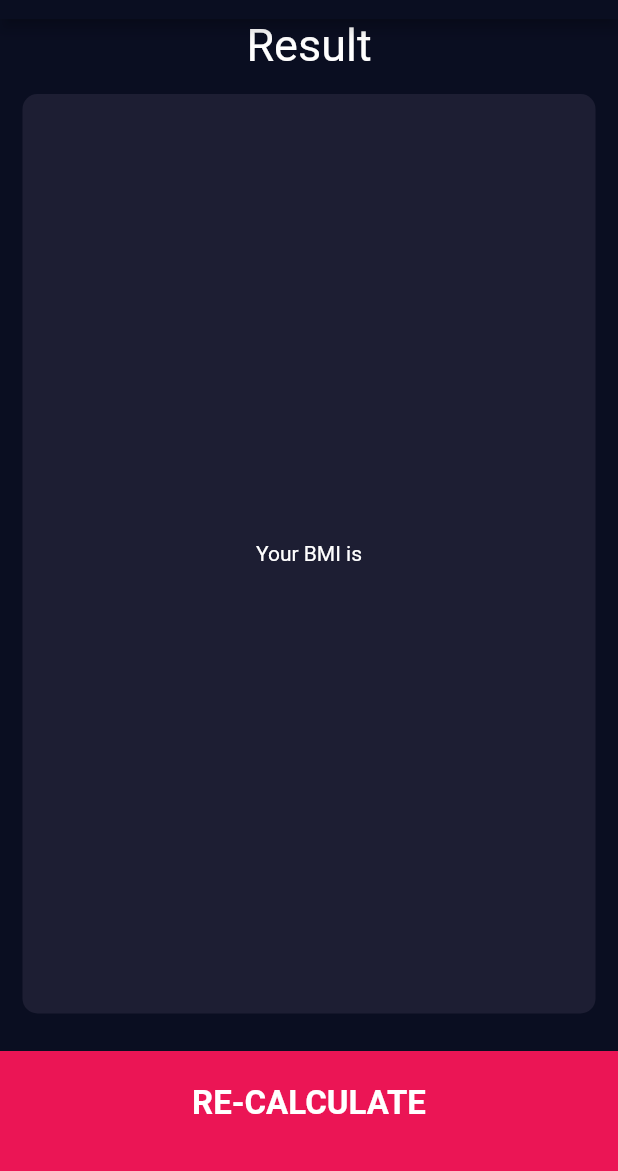
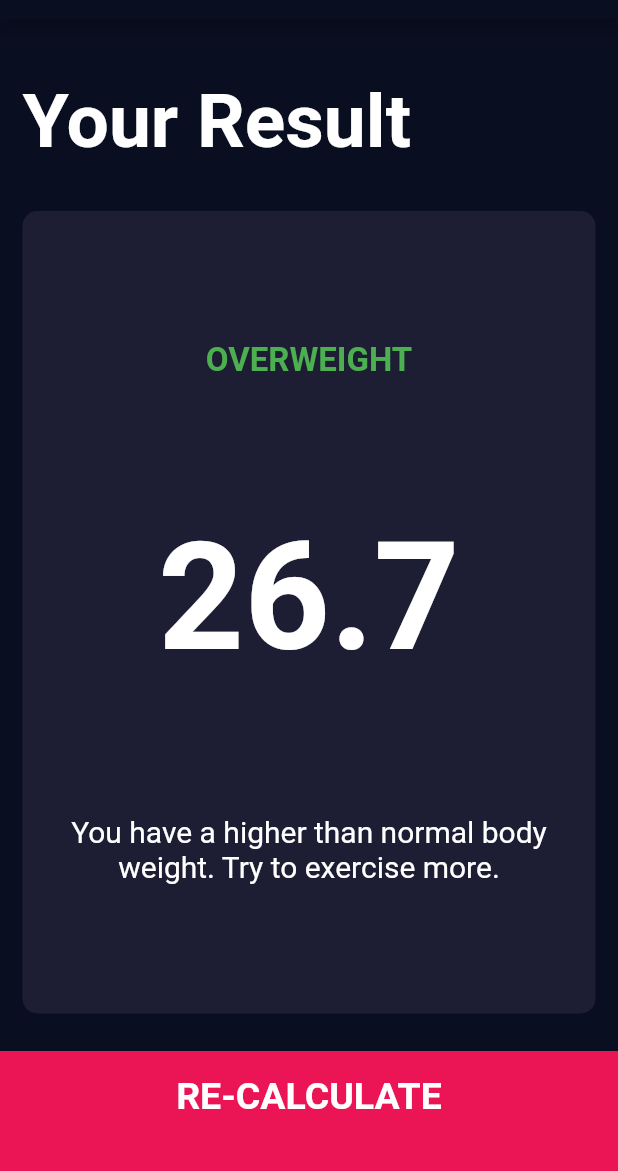
Before and after one commit to DhairyeKataria/bmi_calculator, a Flutter app: the screen it shows after launch, after a tap on "CALCULATE", on a phone screen of 412 x 824 dp, the part 65-1236 px from its top. Run offline on Flutter 3.47's test engine with Material 2 defaults, Android fonts, the phone set to English and light mode, and no system bars; our stand-ins replace font_awesome_flutter.

Commit message:
Built the ResultPage UI

```diff
--- /dev/null
+++ b/lib/bottom_button.dart
@@ -0,0 +1,36 @@
+// ignore_for_file: use_key_in_widget_constructors
+
+import 'package:flutter/material.dart';
+import 'constants.dart';
+
+class BottomButton extends StatelessWidget {
+  const BottomButton({required this.text, required this.onTap});
+
+  final String text;
+  final Function onTap;
+
+  @override
+  Widget build(BuildContext context) {
+    return GestureDetector(
+      onTap: () {
+        onTap();
+      },
+      child: Container(
+        margin: const EdgeInsets.only(top: 10.0),
+        padding: const EdgeInsets.only(bottom: 20.0),
+        color: kBottomContainerColor,
+        height: kBottomContainerHeight,
+        width: double.infinity,
+        child: Center(
+          child: Text(
+            text,
+            style: const TextStyle(
+              fontSize: 25.0,
+              fontWeight: FontWeight.bold,
+            ),
+          ),
+        ),
+      ),
+    );
+  }
+}
--- a/lib/constants.dart
+++ b/lib/constants.dart
@@ -14,3 +14,18 @@ const kNumberTextStyle = TextStyle(
   fontSize: 50,
   fontWeight: FontWeight.w900,
 );
+
+const kResultTextStyle = TextStyle(
+  color: Colors.green,
+  fontWeight: FontWeight.bold,
+  fontSize: 22.0,
+);
+
+const kBMITextStyle = TextStyle(
+  fontWeight: FontWeight.bold,
+  fontSize: 100.0,
+);
+
+const kBodyTextStyle = TextStyle(
+  fontSize: 20.0,
+);
--- a/lib/input_page.dart
+++ b/lib/input_page.dart
@@ -5,6 +5,7 @@ import 'reusable_card.dart';
 import 'icon_content.dart';
 import 'round_icon_button.dart';
 import 'result_page.dart';
+import 'bottom_button.dart';
 
 class InputPage extends StatefulWidget {
   const InputPage({Key? key}) : super(key: key);
@@ -215,32 +216,19 @@ class _InputPageState extends State<InputPage> {
               ],
             ),
           ),
-          GestureDetector(
+          BottomButton(
+            text: 'CALCULATE',
             onTap: () {
               Navigator.push(
                 context,
-                MaterialPageRoute(builder: (context) {
-                  return ResultPage();
-                }),
+                MaterialPageRoute(
+                  builder: (context) {
+                    return const ResultPage();
+                  },
+                ),
               );
             },
-            child: Container(
-              margin: const EdgeInsets.only(top: 10.0),
-              padding: const EdgeInsets.only(bottom: 10.0),
-              color: kBottomContainerColor,
-              height: kBottomContainerHeight,
-              width: double.infinity,
-              child: const Center(
-                child: Text(
-                  'CALCULATE',
-                  style: TextStyle(
-                    fontSize: 22.0,
-                    fontWeight: FontWeight.bold,
-                  ),
-                ),
-              ),
-            ),
-          )
+          ),
         ],
       ),
     );
--- a/lib/result_page.dart
+++ b/lib/result_page.dart
@@ -1,6 +1,7 @@
 import 'package:bmi_calculator/constants.dart';
 import 'package:bmi_calculator/reusable_card.dart';
 import 'package:flutter/material.dart';
+import 'bottom_button.dart';
 
 class ResultPage extends StatelessWidget {
   const ResultPage({Key? key}) : super(key: key);
@@ -12,42 +13,46 @@ class ResultPage extends StatelessWidget {
         title: const Text('BMI CALCULATOR'),
       ),
       body: Column(
+        mainAxisAlignment: MainAxisAlignment.spaceEvenly,
+        crossAxisAlignment: CrossAxisAlignment.stretch,
         children: [
-          const Text(
-            'Result',
-            style: TextStyle(
-              fontSize: 30,
-            ),
-          ),
-          const Expanded(
-            child: ReusableCard(
-              color: kActiveCardColor,
-              cardChild: Center(
-                child: Text('Your BMI is'),
+          Expanded(
+            child: Container(
+              padding: const EdgeInsets.all(15.0),
+              alignment: Alignment.bottomLeft,
+              child: const Text(
+                'Your Result',
+                style: TextStyle(
+                  fontSize: 50.0,
+                  fontWeight: FontWeight.bold,
+                ),
               ),
             ),
           ),
-          GestureDetector(
+          Expanded(
+            flex: 5,
+            child: ReusableCard(
+              color: kActiveCardColor,
+              cardChild: Column(
+                mainAxisAlignment: MainAxisAlignment.spaceEvenly,
+                children: const [
+                  Text('OVERWEIGHT', style: kResultTextStyle),
+                  Text('26.7', style: kBMITextStyle),
+                  Text(
+                    'You have a higher than normal body weight. Try to exercise more.',
+                    textAlign: TextAlign.center,
+                    style: kBodyTextStyle,
+                  ),
+                ],
+              ),
+            ),
+          ),
+          BottomButton(
+            text: 'RE-CALCULATE',
             onTap: () {
               Navigator.pop(context);
             },
-            child: Container(
-              margin: const EdgeInsets.only(top: 10.0),
-              padding: const EdgeInsets.only(bottom: 10.0),
-              color: kBottomContainerColor,
-              height: kBottomContainerHeight,
-              width: double.infinity,
-              child: const Center(
-                child: Text(
-                  'RE-CALCULATE',
-                  style: TextStyle(
-                    fontSize: 22.0,
-                    fontWeight: FontWeight.bold,
-                  ),
-                ),
-              ),
-            ),
-          )
+          ),
         ],
       ),
     );
```
